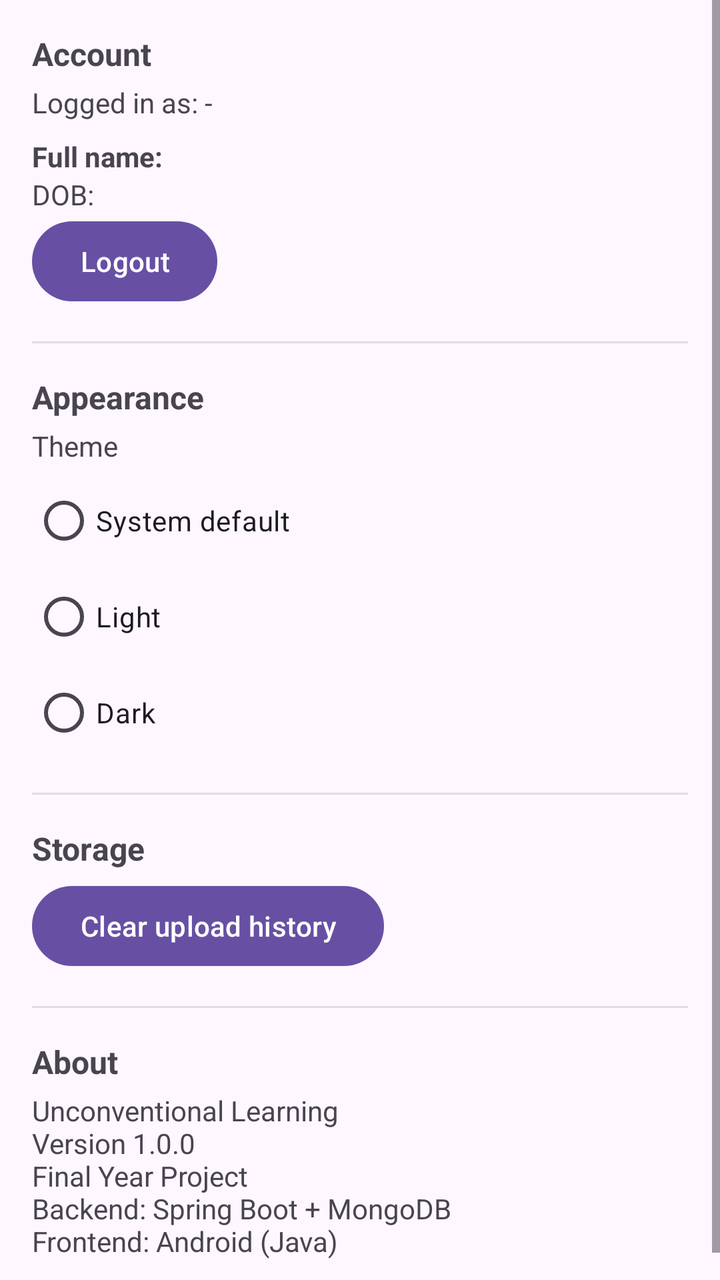
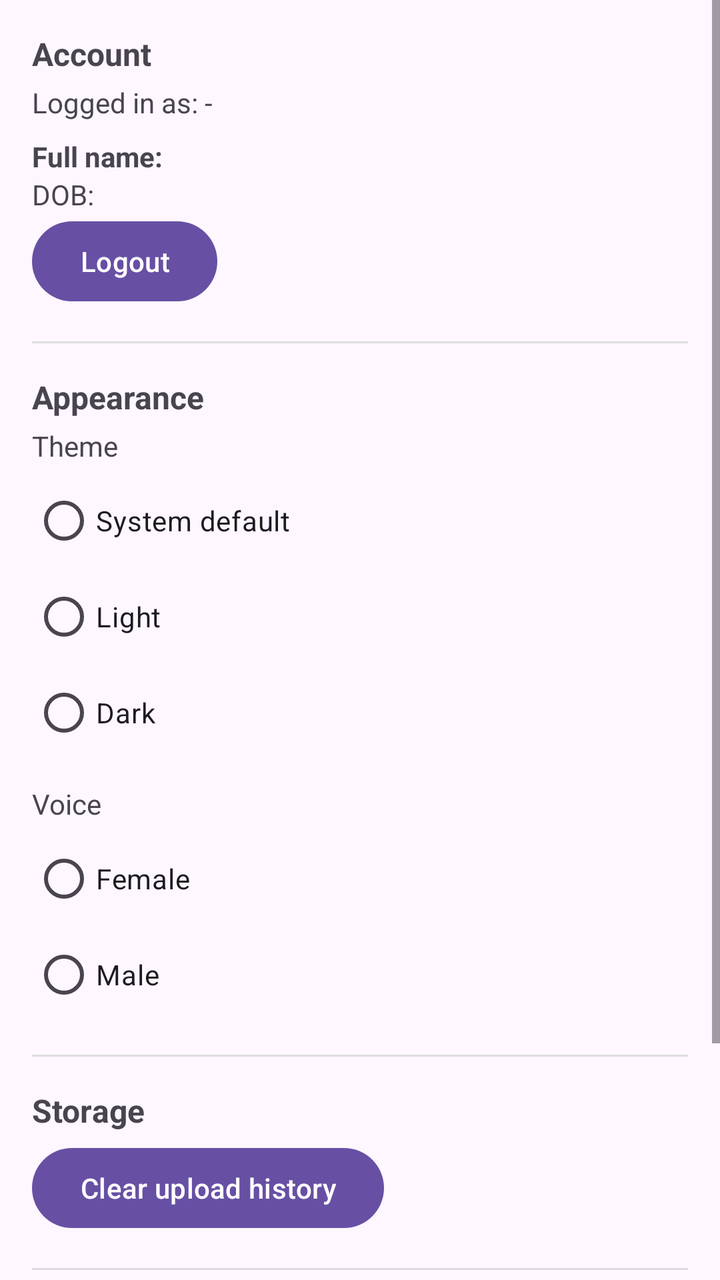

Before-and-after screenshots of an Android layout around one commit, followed by the original layout XML and the change that was made.
<!-- AndroidManifest.xml: application theme Theme.FinalYearProject -->
<!-- res/layout/fragment_settings.xml -->
<?xml version="1.0" encoding="utf-8"?>
<ScrollView xmlns:android="http://schemas.android.com/apk/res/android"
    android:layout_width="match_parent"
    android:layout_height="match_parent">

    <LinearLayout
        android:layout_width="match_parent"
        android:layout_height="wrap_content"
        android:orientation="vertical"
        android:padding="16dp">

        <TextView
            android:id="@+id/settingsAccountHeader"
            android:layout_width="wrap_content"
            android:layout_height="wrap_content"
            android:text="Account"
            android:textStyle="bold"
            android:textSize="16sp"
            android:paddingBottom="4dp" />

        <TextView
            android:id="@+id/settingsEmailTV"
            android:layout_width="match_parent"
            android:layout_height="wrap_content"
            android:text="Logged in as: -"
            android:paddingBottom="8dp" />

        <TextView
            android:id="@+id/settingsFullNameTV"
            android:layout_width="wrap_content"
            android:layout_height="wrap_content"
            android:text="Full name:"
            android:textStyle="bold"/>

        <TextView
            android:id="@+id/settingsDobTV"
            android:layout_width="wrap_content"
            android:layout_height="wrap_content"
            android:text="DOB:"/>


        <Button
            android:id="@+id/settingsLogoutBtn"
            android:layout_width="wrap_content"
            android:layout_height="wrap_content"
            android:text="Logout" />

        <View
            android:layout_width="match_parent"
            android:layout_height="1dp"
            android:background="#DDDDDD"
            android:layout_marginVertical="16dp" />

        <TextView
            android:id="@+id/settingsAppearanceHeader"
            android:layout_width="wrap_content"
            android:layout_height="wrap_content"
            android:text="Appearance"
            android:textStyle="bold"
            android:textSize="16sp"
            android:paddingBottom="4dp" />

        <TextView
            android:layout_width="match_parent"
            android:layout_height="wrap_content"
            android:text="Theme"
            android:paddingBottom="4dp" />

        <RadioGroup
            android:id="@+id/themeRadioGroup"
            android:layout_width="match_parent"
            android:layout_height="wrap_content">

            <RadioButton
                android:id="@+id/rbThemeSystem"
                android:layout_width="wrap_content"
                android:layout_height="wrap_content"
                android:text="System default" />

            <RadioButton
                android:id="@+id/rbThemeLight"
                android:layout_width="wrap_content"
                android:layout_height="wrap_content"
                android:text="Light" />

            <RadioButton
                android:id="@+id/rbThemeDark"
                android:layout_width="wrap_content"
                android:layout_height="wrap_content"
                android:text="Dark" />
        </RadioGroup>

        <View
            android:layout_width="match_parent"
            android:layout_height="1dp"
            android:background="#DDDDDD"
            android:layout_marginVertical="16dp" />


        <TextView
            android:id="@+id/settingsStorageHeader"
            android:layout_width="wrap_content"
            android:layout_height="wrap_content"
            android:text="Storage"
            android:textStyle="bold"
            android:textSize="16sp"
            android:paddingBottom="4dp" />

        <Button
            android:id="@+id/settingsClearHistoryBtn"
            android:layout_width="wrap_content"
            android:layout_height="wrap_content"
            android:text="Clear upload history" />


        <View
            android:layout_width="match_parent"
            android:layout_height="1dp"
            android:background="#DDDDDD"
            android:layout_marginVertical="16dp" />

        <TextView
            android:id="@+id/settingsAboutHeader"
            android:layout_width="wrap_content"
            android:layout_height="wrap_content"
            android:text="About"
            android:textStyle="bold"
            android:textSize="16sp"
            android:paddingBottom="4dp" />

        <TextView
            android:id="@+id/settingsAboutBody"
            android:layout_width="match_parent"
            android:layout_height="wrap_content"
            android:text="Unconventional Learning\nVersion 1.0.0\nFinal Year Project\nBackend: Spring Boot + MongoDB\nFrontend: Android (Java)"
            android:paddingBottom="8dp" />
    </LinearLayout>
</ScrollView>
<!-- resources referenced by this layout -->
<resources>
  <style name="Theme.FinalYearProject" parent="Base.Theme.FinalYearProject" />
  <style name="Base.Theme.FinalYearProject" parent="Theme.Material3.DayNight.NoActionBar">
          
          
      </style>
</resources>

<!-- the commit's change to res/layout/fragment_settings.xml (unified diff, before → after) -->
@@ -90,6 +90,32 @@
                 android:text="Dark" />
         </RadioGroup>
 
+        <TextView
+            android:layout_width="match_parent"
+            android:layout_height="wrap_content"
+            android:text="Voice"
+            android:paddingTop="12dp"
+            android:paddingBottom="4dp" />
+
+        <RadioGroup
+            android:id="@+id/voiceRadioGroup"
+            android:layout_width="match_parent"
+            android:layout_height="wrap_content">
+
+            <RadioButton
+                android:id="@+id/rbVoiceFemale"
+                android:layout_width="wrap_content"
+                android:layout_height="wrap_content"
+                android:text="Female" />
+
+            <RadioButton
+                android:id="@+id/rbVoiceMale"
+                android:layout_width="wrap_content"
+                android:layout_height="wrap_content"
+                android:text="Male" />
+        </RadioGroup>
+
+
         <View
             android:layout_width="match_parent"
             android:layout_height="1dp"
